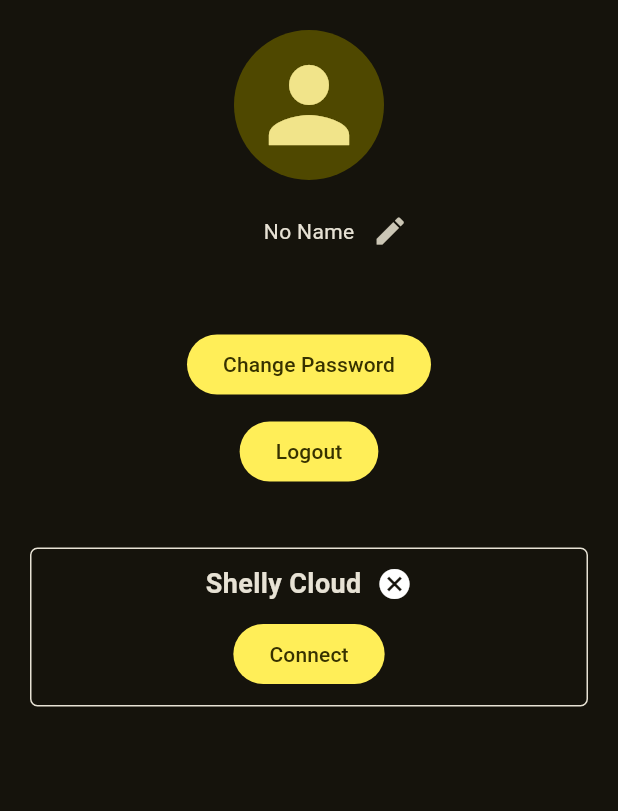
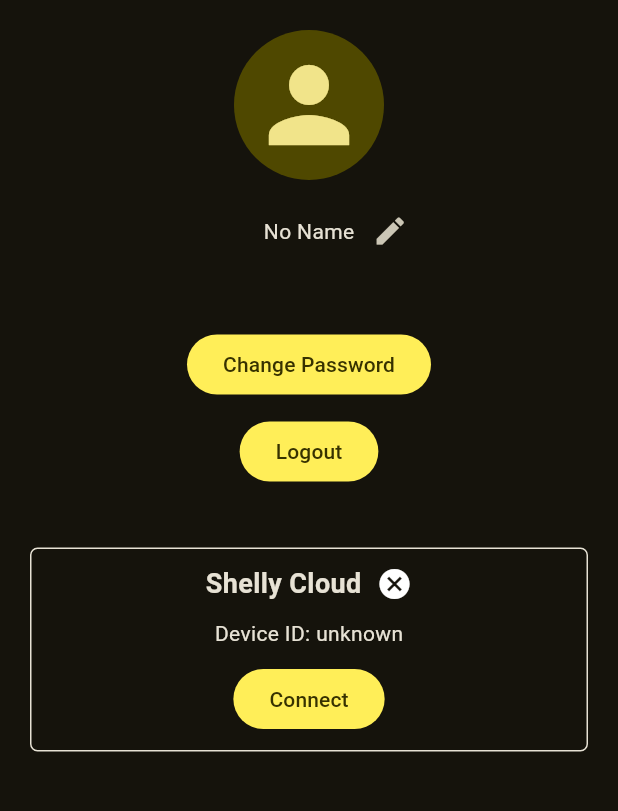
Before and after one commit to gab-25/todos_app, a Flutter app: the screen it shows once a user with an empty profile is signed in, after a tap on the "account circle" icon, on a phone screen of 412 x 824 dp, the part 84-895 px from its top. Run offline on Flutter 3.47's test engine with Material 3 defaults, Android fonts, the phone set to English and light mode, and no system bars; our stand-ins replace cloud_firestore, equatable, firebase_auth, firebase_core, firebase_database, firebase_messaging and 2 more; accounts and stored records are empty; generated files the repository leaves out were written again; network calls fail.

Commit message:
Consumption card (#7)

```diff
--- a/lib/blocs/app/app_bloc.dart
+++ b/lib/blocs/app/app_bloc.dart
@@ -1,6 +1,8 @@
+import 'package:cloud_firestore/cloud_firestore.dart';
 import 'package:energy_monitor_app/repositories/auth_repository.dart';
 import 'package:equatable/equatable.dart';
 import 'package:firebase_auth/firebase_auth.dart';
+import 'package:firebase_messaging/firebase_messaging.dart';
 import 'package:flutter_bloc/flutter_bloc.dart';
 
 part 'app_event.dart';
@@ -18,7 +20,15 @@
   Future<void> _onAppStatusChanged(AppStatusChanged event, Emitter<AppState> emit) {
     return emit.onEach(
       _authRepository.user,
-      onData: (user) {
+      onData: (user) async {
+        if (user != null) {
+          final fcm_token = await FirebaseMessaging.instance.getToken();
+          print('FirebaseMessaging token: $fcm_token');
+          await FirebaseFirestore.instance
+              .collection('settings')
+              .doc(user.uid)
+              .set({'fcm_token': fcm_token}, SetOptions(merge: true));
+        }
         emit(state.copyWith(user: user, status: user != null ? AppStatus.authenticated : AppStatus.unauthenticated));
       },
       onError: addError,
--- a/lib/blocs/monitor/monitor_bloc.dart
+++ b/lib/blocs/monitor/monitor_bloc.dart
@@ -1,6 +1,7 @@
 import 'package:energy_monitor_app/models/user_settings.dart';
 import 'package:energy_monitor_app/repositories/auth_repository.dart';
 import 'package:energy_monitor_app/repositories/db_repository.dart';
+import 'package:energy_monitor_app/services/shelly_cloud_service.dart';
 import 'package:equatable/equatable.dart';
 import 'package:flutter_bloc/flutter_bloc.dart';
 
@@ -8,13 +9,15 @@
 part 'monitor_state.dart';
 
 class MonitorBloc extends Bloc<MonitorEvent, MonitorState> {
-  MonitorBloc(this._authRepository, this._dbRepository) : super(const MonitorState()) {
+  MonitorBloc(this._authRepository, this._dbRepository, this._shellyCloudService) : super(const MonitorState()) {
     on<MonitorSettingsLoaded>(_onMonitorSettingsLoaded);
     on<MonitorStatusChanged>(_onMonitorStatusChanged);
+    on<MonitorConsumptionUpdated>(_onMonitorConsumptionUpdated);
   }
 
   final AuthRepository _authRepository;
   final DbRepository _dbRepository;
+  final ShellyCloudService _shellyCloudService;
 
   Future<void> _onMonitorSettingsLoaded(MonitorSettingsLoaded event, Emitter<MonitorState> emit) async {
     final userSettings = await _dbRepository.getSettings(_authRepository.currentUser!.uid);
@@ -38,4 +41,33 @@
       onError: addError,
     );
   }
+
+  Future<void> _onMonitorConsumptionUpdated(MonitorConsumptionUpdated event, Emitter<MonitorState> emit) async {
+    //TODO: transform to stream and update every 10 minutes
+    final userSettings = await _dbRepository.getSettings(_authRepository.currentUser!.uid);
+    final url = userSettings!.shellyCloud!.url!;
+    final accessToken = userSettings!.shellyCloud!.accessToken!;
+    final today = DateTime(DateTime.now().year, DateTime.now().month, DateTime.now().day);
+    final month = [
+      DateTime(today.year, today.month, 1),
+      DateTime(today.year, today.month + 1, 1).subtract(const Duration(days: 1))
+    ];
+    final statisticsData = {
+      "day": await _shellyCloudService.getStatisticsData(url, accessToken, today, null),
+      "month": await _shellyCloudService.getStatisticsData(url, accessToken, month[0], month[1]),
+    };
+    final todayValues = (statisticsData['day']!['history'] as List<dynamic>)
+        .where((e) => e['consumption'] != null)
+        .map((e) => e['consumption'] as double)
+        .toList();
+    final monthValues = (statisticsData['month']!['history'] as List<dynamic>)
+        .where((e) => e['consumption'] != null)
+        .map((e) => e['consumption'] as double)
+        .toList();
+    final consumption = MonitorConsumption(
+      today: (todayValues.reduce((value, element) => value + element) / 1000).toStringAsFixed(2),
+      thisMonth: (monthValues.reduce((value, element) => value + element) / 1000).toStringAsFixed(2),
+    );
+    emit(state.copyWith(consumption: consumption));
+  }
 }
--- a/lib/blocs/monitor/monitor_event.dart
+++ b/lib/blocs/monitor/monitor_event.dart
@@ -11,3 +11,7 @@
 final class MonitorStatusChanged extends MonitorEvent {
   const MonitorStatusChanged();
 }
+
+final class MonitorConsumptionUpdated extends MonitorEvent {
+  const MonitorConsumptionUpdated();
+}
--- a/lib/cubits/profile/profile_cubit.dart
+++ b/lib/cubits/profile/profile_cubit.dart
@@ -30,7 +30,8 @@
 
   void _init() async {
     final userStates = await _dbRepository.getCurrentStates(_authRepository.currentUser!.uid);
-    emit(state.copyWith(shellyCloudConnected: userStates?.shellyCloudConnected ?? false));
+    final userSettings = await _dbRepository.getSettings(_authRepository.currentUser!.uid);
+    emit(state.copyWith(shellyCloudConnected: userStates?.shellyCloudConnected ?? false, shellyCloudDeviceId: userSettings?.shellyCloud?.deviceId));
   }
 
   void onEditNameChanged(String name) {
--- a/lib/cubits/profile/profile_state.dart
+++ b/lib/cubits/profile/profile_state.dart
@@ -9,6 +9,7 @@
     required this.avatar,
     this.status = ProfileStatus.initial,
     this.shellyCloudConnected = false,
+    this.shellyCloudDeviceId,
   });
 
   final String email;
@@ -16,9 +17,10 @@
   final String avatar;
   final ProfileStatus status;
   final bool shellyCloudConnected;
+  final String? shellyCloudDeviceId;
 
   @override
-  List<Object?> get props => [name, avatar, status];
+  List<Object?> get props => [email, name, avatar, status, shellyCloudConnected, shellyCloudDeviceId];
 
   ProfileState copyWith({
     String? email,
@@ -26,6 +28,7 @@
     String? avatar,
     ProfileStatus? status,
     bool? shellyCloudConnected,
+    String? shellyCloudDeviceId,
   }) {
     return ProfileState(
       email: email ?? this.email,
@@ -33,6 +36,7 @@
       avatar: avatar ?? this.avatar,
       status: status ?? this.status,
       shellyCloudConnected: shellyCloudConnected ?? this.shellyCloudConnected,
+      shellyCloudDeviceId: shellyCloudDeviceId ?? this.shellyCloudDeviceId,
     );
   }
 }
--- a/lib/main.dart
+++ b/lib/main.dart
@@ -1,3 +1,4 @@
+import 'package:cloud_firestore/cloud_firestore.dart';
 import 'package:energy_monitor_app/ui/app.dart';
 import 'package:firebase_messaging/firebase_messaging.dart';
 import 'package:flutter/material.dart';
@@ -10,7 +11,6 @@
     options: DefaultFirebaseOptions.currentPlatform,
   );
   await FirebaseMessaging.instance.requestPermission();
-  print('Firebase Messaging token: ${await FirebaseMessaging.instance.getToken()}');
 
   runApp(const App());
 }
--- a/lib/ui/components/login_form.dart
+++ b/lib/ui/components/login_form.dart
@@ -13,6 +13,7 @@
           ScaffoldMessenger.of(context).showSnackBar(const SnackBar(content: Text('Login failed')));
         }
       },
+      child: AutofillGroup(
         child: Column(
           mainAxisAlignment: MainAxisAlignment.center,
           children: <Widget>[
@@ -24,6 +25,7 @@
                 labelText: 'Email',
               ),
               keyboardType: TextInputType.emailAddress,
+              autofillHints: const [AutofillHints.email],
               onChanged: (value) => context.read<LoginCubit>().onEmailChanged(value),
             ),
             const SizedBox(height: 20),
@@ -33,6 +35,7 @@
                 labelText: 'Password',
               ),
               obscureText: true,
+              autofillHints: const [AutofillHints.password],
               onChanged: (value) => context.read<LoginCubit>().onPasswordChanged(value),
             ),
             const SizedBox(height: 30),
@@ -45,6 +48,7 @@
             ),
           ],
         ),
+      ),
     );
   }
 }
--- a/lib/ui/components/monitor_tab.dart
+++ b/lib/ui/components/monitor_tab.dart
@@ -1,6 +1,7 @@
 import 'package:energy_monitor_app/blocs/monitor/monitor_bloc.dart';
 import 'package:energy_monitor_app/repositories/auth_repository.dart';
 import 'package:energy_monitor_app/repositories/db_repository.dart';
+import 'package:energy_monitor_app/services/shelly_cloud_service.dart';
 import 'package:flutter/material.dart';
 import 'package:flutter_bloc/flutter_bloc.dart';
 import 'package:syncfusion_flutter_gauges/gauges.dart';
@@ -11,9 +12,10 @@
   @override
   Widget build(BuildContext context) {
     return BlocProvider(
-      create: (context) => MonitorBloc(context.read<AuthRepository>(), context.read<DbRepository>())
+      create: (context) => MonitorBloc(context.read<AuthRepository>(), context.read<DbRepository>(), context.read<ShellyCloudService>())
         ..add(const MonitorSettingsLoaded())
-        ..add(const MonitorStatusChanged()),
+        ..add(const MonitorStatusChanged())
+        ..add(const MonitorConsumptionUpdated()),
       child: Padding(
         padding: const EdgeInsets.all(20),
         child: BlocBuilder<MonitorBloc, MonitorState>(
@@ -56,6 +58,52 @@
                         ),
                       ],
                     ),
+                    const SizedBox(height: 20),
+                    Container(
+                      width: double.infinity,
+                      padding: const EdgeInsets.all(10),
+                      decoration: BoxDecoration(
+                        border: Border.all(color: Theme.of(context).colorScheme.inverseSurface),
+                        borderRadius: BorderRadius.circular(5),
+                      ),
+                      child: Column(children: [
+                        const Text(
+                          'Consumption',
+                          style: TextStyle(
+                            fontWeight: FontWeight.bold,
+                            fontSize: 18,
+                          ),
+                        ),
+                        const SizedBox(height: 20),
+                        Row(
+                          mainAxisAlignment: MainAxisAlignment.spaceBetween,
+                          children: [
+                            const Row(
+                              children: [
+                                Icon(Icons.electric_bolt),
+                                SizedBox(width: 5),
+                                Text('Today'),
+                              ],
+                            ),
+                            Text('${state.consumption?.today ?? 0.0} kWh'),
+                          ],
+                        ),
+                        const SizedBox(height: 10),
+                        Row(
+                          mainAxisAlignment: MainAxisAlignment.spaceBetween,
+                          children: [
+                            const Row(
+                              children: [
+                                Icon(Icons.electric_bolt),
+                                SizedBox(width: 5),
+                                Text('This month'),
+                              ],
+                            ),
+                            Text('${state.consumption?.thisMonth ?? 0.0} kWh'),
+                          ],
+                        ),
+                      ]),
+                    ),
                   ],
                 )
               : state.status == MonitorStatus.disconnected
--- a/lib/ui/pages/profile_page.dart
+++ b/lib/ui/pages/profile_page.dart
@@ -93,6 +93,8 @@
                           state.shellyCloudConnected ? const Icon(Icons.check_circle) : const Icon(Icons.cancel),
                         ],
                       ),
+                      const SizedBox(height: 10),
+                      Text("Device ID: ${state.shellyCloudDeviceId ?? 'unknown'}"),
                       const SizedBox(height: 10),
                       FilledButton(
                         onPressed: state.shellyCloudConnected == false
@@ -267,11 +269,13 @@
               padding: const EdgeInsets.symmetric(horizontal: 20),
               child: Column(
                 children: <Widget>[
-                  Column(children: [
+                  AutofillGroup(
+                    child: Column(children: [
                       TextField(
                         decoration: const InputDecoration(
                           labelText: 'Email',
                         ),
+                        autofillHints: const [AutofillHints.email],
                         onChanged: (value) => context.read<ProfileCubit>().onShellyCloudEmailChanged(value),
                       ),
                       TextField(
@@ -279,9 +283,11 @@
                           labelText: 'Password',
                         ),
                         obscureText: true,
+                        autofillHints: const [AutofillHints.password],
                         onChanged: (value) => context.read<ProfileCubit>().onShellyCloudPasswordChanged(value),
                       ),
                     ]),
+                  ),
                   const SizedBox(height: 10),
                   Row(
                     mainAxisAlignment: MainAxisAlignment.end,
```
Also changed, not shown: lib/blocs/monitor/monitor_state.dart (+12 -2 lines), lib/models/user_settings.dart (+6 -1 lines), lib/services/shelly_cloud_service.dart (+26 -0 lines). Lines whose indentation alone changed are shown as unchanged.
